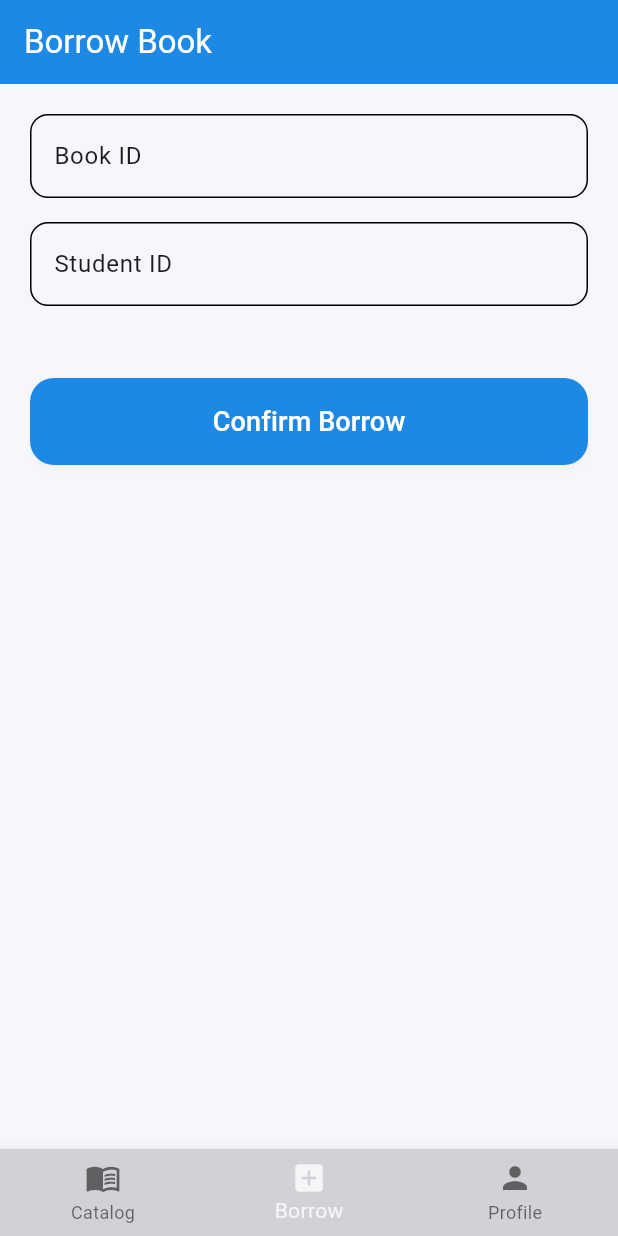
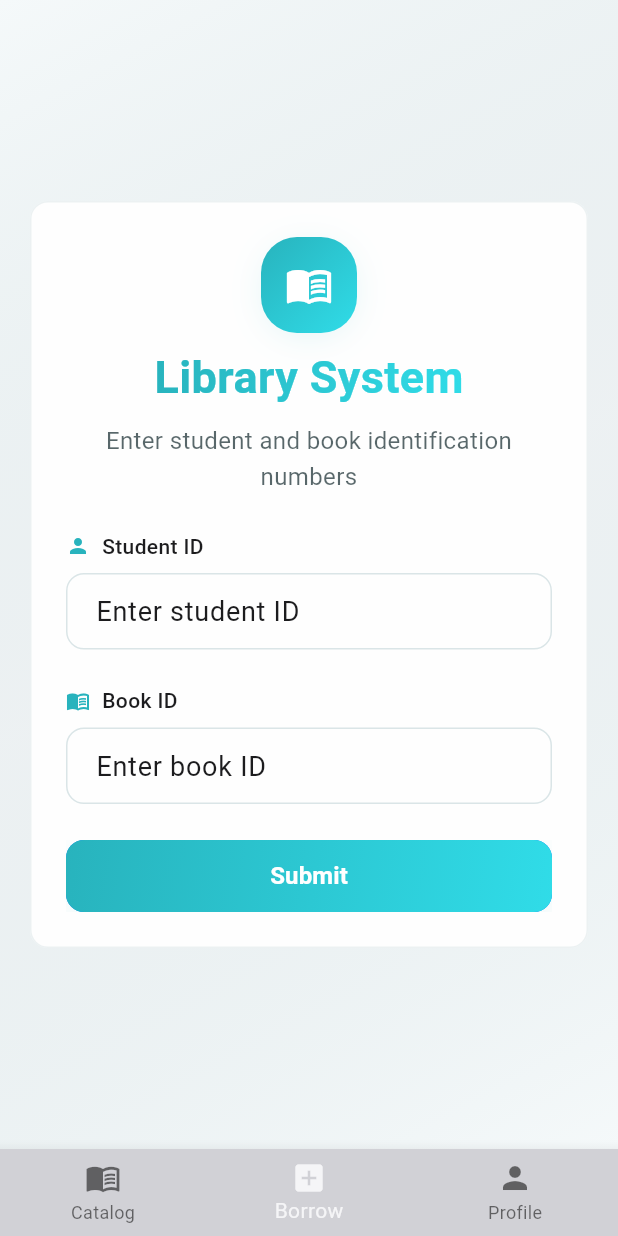
Before and after one commit to dilnoza471/chapter, a Flutter app: the MyAppHome screen opened directly with empty values, on a phone screen of 412 x 824 dp. Run offline on Flutter 3.47's test engine with Material 3 defaults, Android fonts, the phone set to English and light mode, and no system bars; our stand-ins replace flutter_local_notifications, shared_preferences, timezone; accounts and stored records are empty.

Commit message:
borrow page  with api
* asdf

* init

* assign page

* return app_theme to its original:

* merged in changes.

* borrow book page

* package fix

---------

Co-authored-by: saidmurod <s.xamidov@newuu.uz>

```diff
--- a/frontend/lib/main.dart
+++ b/frontend/lib/main.dart
@@ -1,5 +1,6 @@
 import 'package:flutter/material.dart';
 import 'package:frontend/screens/catalog_page.dart';
+import 'package:frontend/screens/id_entry_screen.dart';
 import 'package:frontend/theme/app_theme.dart';
 import 'package:frontend/theme/theme_controller.dart';
 import 'package:frontend/screens/my_borrowings_screen.dart';
@@ -9,11 +10,8 @@ import 'package:frontend/screens/login_screen.dart';
 import 'package:frontend/screens/signup_screen.dart';
 import 'package:frontend/screens/borrow_book_page.dart';
 
-final ThemeController themeController = ThemeController();
-
-void main() async {
-  WidgetsFlutterBinding.ensureInitialized();
-  await themeController.load();
+ThemeController themeController = ThemeController();
+void main() {
   runApp(const MyApp());
 }
 
@@ -132,7 +130,7 @@ class _MyAppHomeState extends State<MyAppHome> {
     } else {
       _pages = [
         CatalogPage(userRole: widget.userRole, onLogout: widget.onLogout),
-        BorrowBookPage(),
+        IdEntryScreen(),
         ProfileScreen(userRole: widget.userRole, onLogout: widget.onLogout),
       ];
       _navItems = const [
--- /dev/null
+++ b/frontend/lib/screens/id_entry_screen.dart
@@ -0,0 +1,178 @@
+import 'dart:convert';
+
+import 'package:flutter/material.dart';
+import 'package:http/http.dart' as http;
+import '../theme/app_colors.dart';
+import '../theme/app_gradients.dart';
+import '../theme/app_spacing.dart';
+import '../theme/app_radius.dart';
+import '../theme/app_typography.dart';
+import '../widgets/gradient_icon_container.dart';
+import '../widgets/gradient_text.dart';
+import '../widgets/custom_text_field.dart';
+import '../widgets/gradient_button.dart';
+
+class IdEntryScreen extends StatefulWidget {
+  const IdEntryScreen({super.key});
+
+  @override
+  State<IdEntryScreen> createState() => _IdEntryScreenState();
+}
+
+class _IdEntryScreenState extends State<IdEntryScreen> {
+  final _studentIdController = TextEditingController();
+  final _bookIdController = TextEditingController();
+  String _studentIdError = '';
+  String _bookIdError = '';
+
+  @override
+  void dispose() {
+    _studentIdController.dispose();
+    _bookIdController.dispose();
+    super.dispose();
+  }
+
+  String _validateNumber(String value, String fieldName) {
+    if (value.isEmpty) {
+      return '$fieldName is required';
+    }
+    if (!RegExp(r'^\d+$').hasMatch(value)) {
+      return '$fieldName must contain only numbers';
+    }
+    return '';
+  }
+
+  Future<void> _handleSubmit() async {
+    final baseUrl = "https://chapter-djfj.onrender.com";
+    setState(() {
+      _studentIdError = _validateNumber(
+        _studentIdController.text,
+        'Student ID',
+      );
+      _bookIdError = _validateNumber(_bookIdController.text, 'Book ID');
+    });
+
+    if (_studentIdError.isEmpty && _bookIdError.isEmpty) {
+      final response = await http.post(
+        Uri.parse('$baseUrl/borrow'),
+        headers: {'Content-Type': 'application/json'},
+        body: jsonEncode({
+          // send the actual text and numeric student_id
+          'book_isbn': _bookIdController.text.trim(),
+          'student_id': int.parse(_studentIdController.text.trim()),
+        }),
+      );
+      if (response.statusCode != 200) {
+        ScaffoldMessenger.of(context).showSnackBar(
+          SnackBar(
+            content: Text('Submission failed: Response body: ${response.body}'),
+            backgroundColor: Colors.red,
+          ),
+        );
+        return;
+      }
+      ScaffoldMessenger.of(context).showSnackBar(
+        SnackBar(
+          content: Text(
+            'IDs submitted successfully!\nStudent ID: ${_studentIdController.text}, Book ID: ${_bookIdController.text}',
+          ),
+          backgroundColor: AppColors.primary,
+        ),
+      );
+      print(
+        'Submitted: Student ID: ${_studentIdController.text}, Book ID: ${_bookIdController.text}',
+      );
+    }
+  }
+
+  @override
+  Widget build(BuildContext context) {
+    return Scaffold(
+      body: Container(
+        decoration: BoxDecoration(gradient: AppGradients.background),
+        child: Center(
+          child: SingleChildScrollView(
+            padding: const EdgeInsets.all(AppSpacing.containerPadding),
+            child: Card(
+              elevation: 0,
+              color: AppColors.card.withOpacity(0.95),
+              shape: RoundedRectangleBorder(
+                borderRadius: BorderRadius.circular(AppRadius.card),
+                side: BorderSide(
+                  color: AppColors.border.withOpacity(0.5),
+                  width: 1,
+                ),
+              ),
+              child: Container(
+                constraints: const BoxConstraints(
+                  maxWidth: AppSpacing.cardMaxWidth,
+                ),
+                padding: const EdgeInsets.all(24.0),
+                child: Column(
+                  mainAxisSize: MainAxisSize.min,
+                  children: [
+                    // Header
+                    Column(
+                      children: [
+                        const GradientIconContainer(icon: Icons.menu_book),
+                        const SizedBox(height: AppSpacing.headerSpacing),
+                        const GradientText(
+                          text: 'Library System',
+                          style: AppTypography.title,
+                        ),
+                        const SizedBox(height: AppSpacing.headerSpacing),
+                        Text(
+                          'Enter student and book identification numbers',
+                          style: AppTypography.description.copyWith(
+                            color: AppColors.foreground.withOpacity(0.7),
+                          ),
+                          textAlign: TextAlign.center,
+                        ),
+                      ],
+                    ),
+                    const SizedBox(height: AppSpacing.formSpacing),
+                    // Form
+                    Column(
+                      children: [
+                        CustomTextField(
+                          controller: _studentIdController,
+                          hintText: 'Enter student ID',
+                          labelText: 'Student ID',
+                          labelIcon: Icons.person,
+                          errorText: _studentIdError,
+                          onChanged: (value) {
+                            setState(() {
+                              _studentIdError = '';
+                            });
+                          },
+                        ),
+                        const SizedBox(height: AppSpacing.formSpacing),
+                        CustomTextField(
+                          controller: _bookIdController,
+                          hintText: 'Enter book ID',
+                          labelText: 'Book ID',
+                          labelIcon: Icons.menu_book,
+                          errorText: _bookIdError,
+                          onChanged: (value) {
+                            setState(() {
+                              _bookIdError = '';
+                            });
+                          },
+                        ),
+                        const SizedBox(height: AppSpacing.formSpacing),
+                        GradientButton(
+                          text: 'Submit',
+                          onPressed: _handleSubmit,
+                        ),
+                      ],
+                    ),
+                  ],
+                ),
+              ),
+            ),
+          ),
+        ),
+      ),
+    );
+  }
+}
--- a/frontend/lib/screens/signup_screen.dart
+++ b/frontend/lib/screens/signup_screen.dart
@@ -35,13 +35,21 @@ class _SignUpScreenState extends State<SignUpScreen> {
       });
 
       try {
+        final int? parsedStudentId = _role == 'student'
+            ? int.tryParse(_studentId.trim())
+            : null;
+
+        if (_role == 'student' && (parsedStudentId == null)) {
+          throw Exception('Please enter a valid numeric student ID.');
+        }
+
         final result = await _authService.register(
           firstName: _firstName,
           lastName: _lastName,
           email: _email,
           password: _password,
           role: _role,
-          studentId: _role == 'student' ? _studentId : null,
+          studentId: parsedStudentId,
         );
 
         setState(() {
--- a/frontend/lib/services/auth_service.dart
+++ b/frontend/lib/services/auth_service.dart
@@ -131,7 +131,7 @@ class AuthService {
     required String firstName,
     required String lastName,
     // Email field removed from signature
-    String? studentId,
+    int? studentId,
   }) async {
     print('=== UPDATE PROFILE REQUEST ===');
 
@@ -147,7 +147,7 @@ class AuthService {
     final body = {'name': fullName};
     // Email field REMOVED from the body logic
     if (studentId != null) {
-      body['student_id'] = studentId;
+      body['student_id'] = studentId as String;
     }
 
     try {
@@ -181,7 +181,7 @@ class AuthService {
     required String email,
     required String password,
     required String role,
-    String? studentId,
+    int? studentId,
   }) async {
     print('=== REGISTRATION REQUEST ===');
     print('Email: $email, Role: $role');
@@ -194,8 +194,8 @@ class AuthService {
       'role': role,
     };
 
-    if (role == 'student' && studentId != null && studentId.isNotEmpty) {
-      body['student_id'] = studentId;
+    if (role == 'student' && studentId != null) {
+      body['student_id'] = studentId as String;
       print('Student ID: $studentId');
     }
 
--- /dev/null
+++ b/frontend/lib/theme/app_colors.dart
@@ -0,0 +1,16 @@
+import 'package:flutter/material.dart';
+
+class AppColors {
+  // Light Theme Colors
+  static Color background = const HSLColor.fromAHSL(1.0, 185, 0.30, 0.97).toColor();
+  static Color foreground = const HSLColor.fromAHSL(1.0, 190, 0.40, 0.12).toColor();
+  static Color card = Colors.white;
+  static Color primary = const HSLColor.fromAHSL(1.0, 184, 0.65, 0.45).toColor();
+  static Color primaryLight = const HSLColor.fromAHSL(1.0, 184, 0.80, 0.55).toColor();
+  static Color primaryForeground = Colors.white;
+  static Color secondary = const HSLColor.fromAHSL(1.0, 186, 0.25, 0.88).toColor();
+  static Color accent = const HSLColor.fromAHSL(1.0, 12, 0.88, 0.65).toColor();
+  static Color destructive = const HSLColor.fromAHSL(1.0, 0, 0.84, 0.60).toColor();
+  static Color border = const HSLColor.fromAHSL(1.0, 186, 0.20, 0.88).toColor();
+  static Color input = const HSLColor.fromAHSL(1.0, 186, 0.20, 0.90).toColor();
+}
--- /dev/null
+++ b/frontend/lib/theme/app_gradients.dart
@@ -0,0 +1,32 @@
+import 'package:flutter/material.dart';
+import 'app_colors.dart';
+
+class AppGradients {
+  static LinearGradient primary = LinearGradient(
+    begin: Alignment.topLeft,
+    end: Alignment.bottomRight,
+    colors: [
+      AppColors.primary,
+      AppColors.primaryLight,
+    ],
+  );
+
+  static LinearGradient background = LinearGradient(
+    begin: Alignment.topLeft,
+    end: Alignment.bottomRight,
+    colors: [
+      AppColors.background,
+      AppColors.secondary.withOpacity(0.3),
+      AppColors.background,
+    ],
+  );
+
+  static LinearGradient accent = LinearGradient(
+    begin: Alignment.topLeft,
+    end: Alignment.bottomRight,
+    colors: [
+      const HSLColor.fromAHSL(1.0, 12, 0.88, 0.65).toColor(),
+      const HSLColor.fromAHSL(1.0, 25, 0.95, 0.70).toColor(),
+    ],
+  );
+}
--- /dev/null
+++ b/frontend/lib/theme/app_radius.dart
@@ -0,0 +1,7 @@
+class AppRadius {
+  static const double card = 12.0;
+  static const double button = 12.0;
+  static const double input = 12.0;
+  static const double icon = 16.0;
+  static const double iconContainer = 24.0;
+}
--- /dev/null
+++ b/frontend/lib/theme/app_shadows.dart
@@ -0,0 +1,22 @@
+import 'package:flutter/material.dart';
+import 'app_colors.dart';
+
+class AppShadows {
+  static List<BoxShadow> soft = [
+    BoxShadow(
+      color: AppColors.primary.withOpacity(0.15),
+      blurRadius: 20,
+      offset: const Offset(0, 4),
+      spreadRadius: -4,
+    ),
+  ];
+
+  static List<BoxShadow> strong = [
+    BoxShadow(
+      color: AppColors.primary.withOpacity(0.3),
+      blurRadius: 40,
+      offset: const Offset(0, 10),
+      spreadRadius: -10,
+    ),
+  ];
+}
--- /dev/null
+++ b/frontend/lib/theme/app_spacing.dart
@@ -0,0 +1,12 @@
+class AppSpacing {
+  static const double containerPadding = 16.0;
+  static const double cardMaxWidth = 448.0;
+  static const double headerSpacing = 12.0;
+  static const double formSpacing = 24.0;
+  static const double fieldSpacing = 8.0;
+  static const double iconSize = 32.0;
+  static const double iconContainerSize = 64.0;
+  static const double inputHeight = 48.0;
+  static const double buttonHeight = 48.0;
+  static const double smallIconSize = 16.0;
+}
--- /dev/null
+++ b/frontend/lib/theme/app_typography.dart
@@ -0,0 +1,36 @@
+import 'package:flutter/material.dart';
+
+class AppTypography {
+  static const TextStyle title = TextStyle(
+    fontSize: 30.0,
+    fontWeight: FontWeight.w700,
+    height: 1.2,
+  );
+
+  static const TextStyle description = TextStyle(
+    fontSize: 16.0,
+    height: 1.5,
+  );
+
+  static const TextStyle label = TextStyle(
+    fontSize: 14.0,
+    fontWeight: FontWeight.w500,
+    height: 1.4,
+  );
+
+  static const TextStyle input = TextStyle(
+    fontSize: 18.0,
+    height: 1.5,
+  );
+
+  static const TextStyle button = TextStyle(
+    fontSize: 16.0,
+    fontWeight: FontWeight.w600,
+    height: 1.5,
+  );
+
+  static const TextStyle error = TextStyle(
+    fontSize: 14.0,
+    height: 1.4,
+  );
+}
--- /dev/null
+++ b/frontend/lib/widgets/custom_text_field.dart
@@ -0,0 +1,97 @@
+import 'package:flutter/material.dart';
+import 'package:flutter/services.dart';
+import '../theme/app_colors.dart';
+import '../theme/app_radius.dart';
+import '../theme/app_spacing.dart';
+import '../theme/app_typography.dart';
+
+class CustomTextField extends StatelessWidget {
+  final TextEditingController controller;
+  final String hintText;
+  final String labelText;
+  final IconData labelIcon;
+  final String errorText;
+  final ValueChanged<String>? onChanged;
+
+  const CustomTextField({
+    super.key,
+    required this.controller,
+    required this.hintText,
+    required this.labelText,
+    required this.labelIcon,
+    this.errorText = '',
+    this.onChanged,
+  });
+
+  @override
+  Widget build(BuildContext context) {
+    return Column(
+      crossAxisAlignment: CrossAxisAlignment.start,
+      children: [
+        Row(
+          children: [
+            Icon(
+              labelIcon,
+              size: AppSpacing.smallIconSize,
+              color: AppColors.primary,
+            ),
+            const SizedBox(width: 8),
+            Text(
+              labelText,
+              style: AppTypography.label,
+            ),
+          ],
+        ),
+        const SizedBox(height: AppSpacing.fieldSpacing),
+        TextField(
+          controller: controller,
+          keyboardType: TextInputType.number,
+          inputFormatters: [
+            FilteringTextInputFormatter.digitsOnly,
+          ],
+          style: AppTypography.input,
+          decoration: InputDecoration(
+            hintText: hintText,
+            contentPadding: const EdgeInsets.symmetric(horizontal: 16, vertical: 12),
+            border: OutlineInputBorder(
+              borderRadius: BorderRadius.circular(AppRadius.input),
+              borderSide: BorderSide(
+                color: errorText.isNotEmpty
+                    ? AppColors.destructive
+                    : AppColors.border,
+              ),
+            ),
+            enabledBorder: OutlineInputBorder(
+              borderRadius: BorderRadius.circular(AppRadius.input),
+              borderSide: BorderSide(
+                color: errorText.isNotEmpty
+                    ? AppColors.destructive
+                    : AppColors.border,
+              ),
+            ),
+            focusedBorder: OutlineInputBorder(
+              borderRadius: BorderRadius.circular(AppRadius.input),
+              borderSide: BorderSide(
+                color: errorText.isNotEmpty
+                    ? AppColors.destructive
+                    : AppColors.primary,
+                width: 2,
+              ),
+            ),
+          ),
+          onChanged: onChanged,
+        ),
+        if (errorText.isNotEmpty)
+          Padding(
+            padding: const EdgeInsets.only(top: 4),
+            child: Text(
+              errorText,
+              style: AppTypography.error.copyWith(
+                color: AppColors.destructive,
+              ),
+            ),
+          ),
+      ],
+    );
+  }
+}
--- /dev/null
+++ b/frontend/lib/widgets/gradient_button.dart
@@ -0,0 +1,52 @@
+import 'package:flutter/material.dart';
+import '../theme/app_spacing.dart';
+import '../theme/app_radius.dart';
+import '../theme/app_gradients.dart';
+import '../theme/app_shadows.dart';
+import '../theme/app_typography.dart';
+
+class GradientButton extends StatelessWidget {
+  final String text;
+  final VoidCallback onPressed;
+
+  const GradientButton({
+    super.key,
+    required this.text,
+    required this.onPressed,
+  });
+
+  @override
+  Widget build(BuildContext context) {
+    return SizedBox(
+      width: double.infinity,
+      height: AppSpacing.buttonHeight,
+      child: ElevatedButton(
+        onPressed: onPressed,
+        style: ElevatedButton.styleFrom(
+          padding: EdgeInsets.zero,
+          shape: RoundedRectangleBorder(
+            borderRadius: BorderRadius.circular(AppRadius.button),
+          ),
+          elevation: 0,
+          shadowColor: Colors.transparent,
+        ),
+        child: Ink(
+          decoration: BoxDecoration(
+            gradient: AppGradients.primary,
+            borderRadius: BorderRadius.circular(AppRadius.button),
+            boxShadow: AppShadows.soft,
+          ),
+          child: Container(
+            alignment: Alignment.center,
+            child: Text(
+              text,
+              style: AppTypography.button.copyWith(
+                color: Colors.white,
+              ),
+            ),
+          ),
+        ),
+      ),
+    );
+  }
+}
--- /dev/null
+++ b/frontend/lib/widgets/gradient_icon_container.dart
@@ -0,0 +1,32 @@
+import 'package:flutter/material.dart';
+import '../theme/app_spacing.dart';
+import '../theme/app_radius.dart';
+import '../theme/app_gradients.dart';
+import '../theme/app_shadows.dart';
+
+class GradientIconContainer extends StatelessWidget {
+  final IconData icon;
+
+  const GradientIconContainer({
+    super.key,
+    required this.icon,
+  });
+
+  @override
+  Widget build(BuildContext context) {
+    return Container(
+      width: AppSpacing.iconContainerSize,
+      height: AppSpacing.iconContainerSize,
+      decoration: BoxDecoration(
+        borderRadius: BorderRadius.circular(AppRadius.iconContainer),
+        gradient: AppGradients.primary,
+        boxShadow: AppShadows.soft,
+      ),
+      child: Icon(
+        icon,
+        size: AppSpacing.iconSize,
+        color: Colors.white,
+      ),
+    );
+  }
+}
--- /dev/null
+++ b/frontend/lib/widgets/gradient_text.dart
@@ -0,0 +1,24 @@
+import 'package:flutter/material.dart';
+import '../theme/app_gradients.dart';
+
+class GradientText extends StatelessWidget {
+  final String text;
+  final TextStyle style;
+
+  const GradientText({
+    super.key,
+    required this.text,
+    required this.style,
+  });
+
+  @override
+  Widget build(BuildContext context) {
+    return ShaderMask(
+      shaderCallback: (bounds) => AppGradients.primary.createShader(bounds),
+      child: Text(
+        text,
+        style: style.copyWith(color: Colors.white),
+      ),
+    );
+  }
+}
```
Also changed, not shown: frontend/lib/models/user.dart (+13 -31 lines), frontend/lib/screens/profile_screen.dart (+100 -25 lines), 4 other files.
